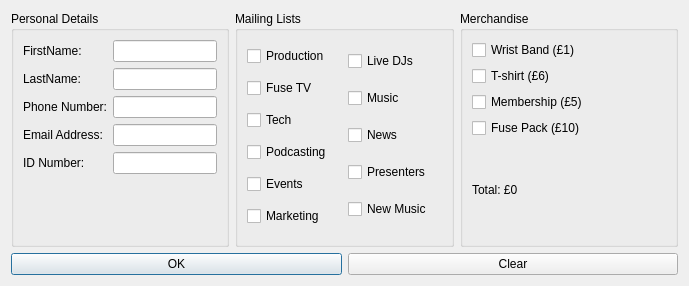
Above: userEdit.ui from fusefm/FuseUp before the change. Below: the same form after it.
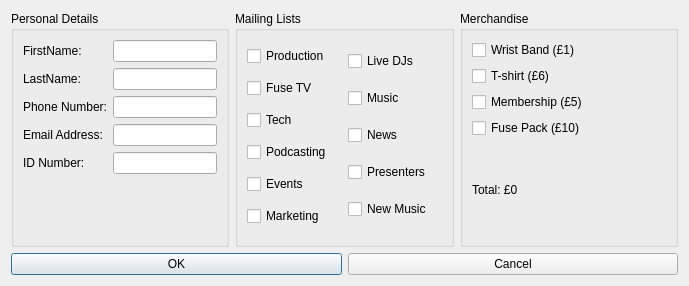
That is the form after the change. Icons and pictures are not drawn.

Commit message: Add new icons and set to addDialog buttons. Also set the name of the clear button to cancel.

Patch:
```diff
--- a/userEdit.ui
+++ b/userEdit.ui
@@ -234,7 +234,11 @@
      <item>
       <widget class="QPushButton" name="ClearButton">
        <property name="text">
-        <string>Clear</string>
+        <string>Cancel</string>
+       </property>
+       <property name="icon">
+        <iconset resource="res.qrc">
+         <normaloff>:/icons/icons/cancel.png</normaloff>:/icons/icons/cancel.png</iconset>
        </property>
       </widget>
      </item>
```
Left out of the diff: 8 changed lines with no effect on the pictures. The commit also changes 3 other files.
